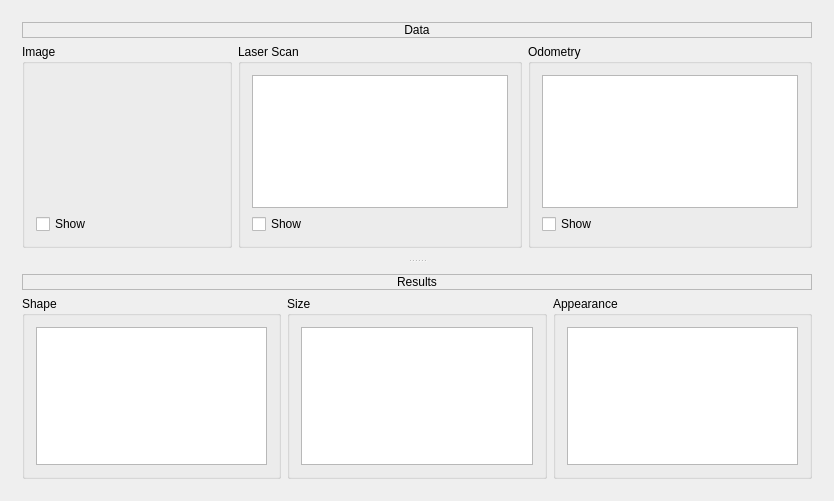
Before: the Qt Designer form subarchitectures/conceptual.sa/branches/avs-iros11/src/c++/conceptual/components/Tester/CategoricalWidget/CategoricalWidget.ui in marc-hanheide/cogx, drawn with Qt 5.
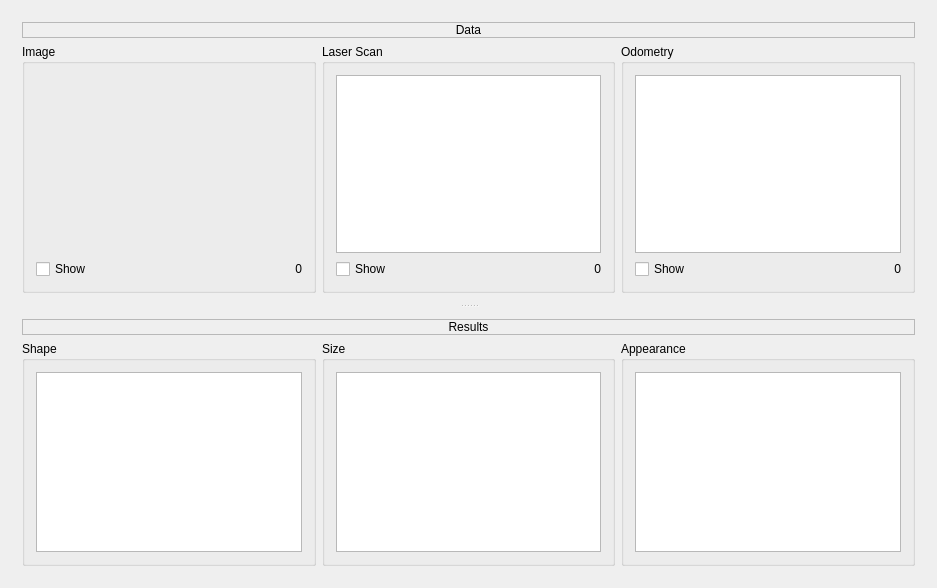
After: the same form once the commit is applied. Custom widgets are drawn as their Qt base class.

```diff
--- a/subarchitectures/conceptual.sa/branches/avs-iros11/src/c++/conceptual/components/Tester/CategoricalWidget/CategoricalWidget.ui
+++ b/subarchitectures/conceptual.sa/branches/avs-iros11/src/c++/conceptual/components/Tester/CategoricalWidget/CategoricalWidget.ui
@@ -6,8 +6,8 @@
    <rect>
     <x>0</x>
     <y>0</y>
-    <width>834</width>
-    <height>501</height>
+    <width>937</width>
+    <height>588</height>
    </rect>
   </property>
   <property name="windowTitle">
@@ -61,6 +61,8 @@
               </property>
              </widget>
             </item>
+            <item>
+             <layout class="QHBoxLayout" name="horizontalLayout_3">
             <item>
              <widget class="QCheckBox" name="showImageCheckBox">
               <property name="text">
@@ -68,6 +70,18 @@
               </property>
              </widget>
             </item>
+              <item>
+               <widget class="QLabel" name="imageFrameLabel">
+                <property name="text">
+                 <string>0</string>
+                </property>
+                <property name="alignment">
+                 <set>Qt::AlignRight|Qt::AlignTrailing|Qt::AlignVCenter</set>
+                </property>
+               </widget>
+              </item>
+             </layout>
+            </item>
            </layout>
           </widget>
          </item>
@@ -81,12 +95,26 @@
              <widget class="LaserScanView" name="laserScanView"/>
             </item>
             <item>
+             <layout class="QHBoxLayout" name="horizontalLayout_4">
+              <item>
              <widget class="QCheckBox" name="showScanCheckBox">
               <property name="text">
                <string>Show</string>
               </property>
              </widget>
             </item>
+              <item>
+               <widget class="QLabel" name="scanFrameLabel">
+                <property name="text">
+                 <string>0</string>
+                </property>
+                <property name="alignment">
+                 <set>Qt::AlignRight|Qt::AlignTrailing|Qt::AlignVCenter</set>
+                </property>
+               </widget>
+              </item>
+             </layout>
+            </item>
            </layout>
           </widget>
          </item>
@@ -100,11 +128,25 @@
              <widget class="OdometryView" name="odometryView"/>
             </item>
             <item>
+             <layout class="QHBoxLayout" name="horizontalLayout_5">
+              <item>
              <widget class="QCheckBox" name="showOdometryCheckBox">
               <property name="text">
                <string>Show</string>
               </property>
              </widget>
+              </item>
+              <item>
+               <widget class="QLabel" name="odometryFrameLabel">
+                <property name="text">
+                 <string>0</string>
+                </property>
+                <property name="alignment">
+                 <set>Qt::AlignRight|Qt::AlignTrailing|Qt::AlignVCenter</set>
+                </property>
+               </widget>
+              </item>
+             </layout>
             </item>
            </layout>
           </widget>
```
Left out of the diff: 3 changed lines with no effect on the pictures. Lines whose indentation alone changed are shown as unchanged.
